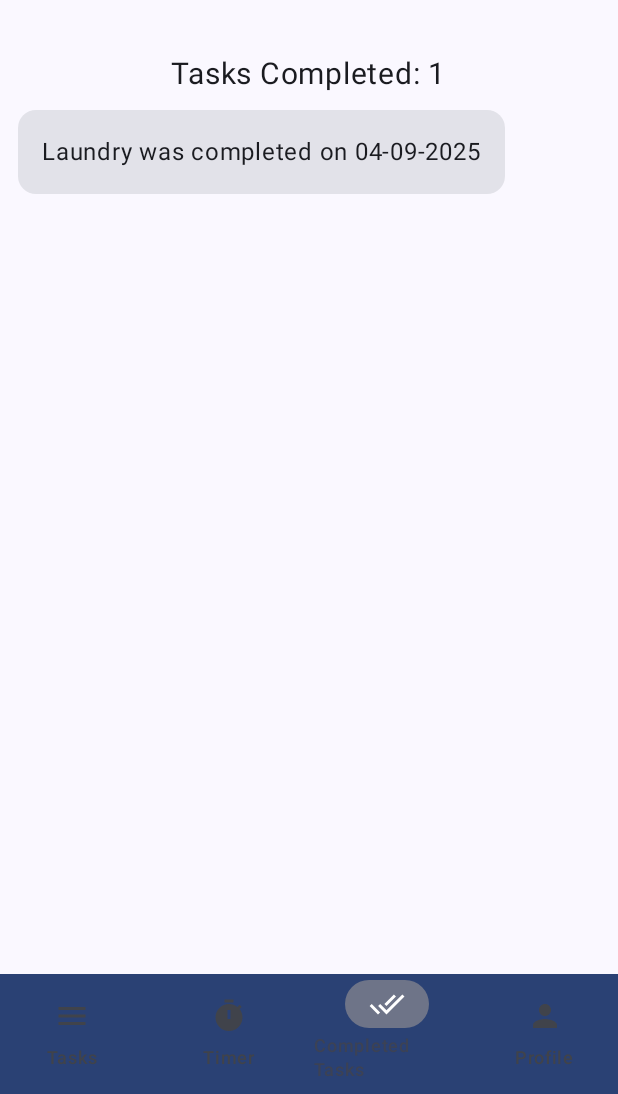
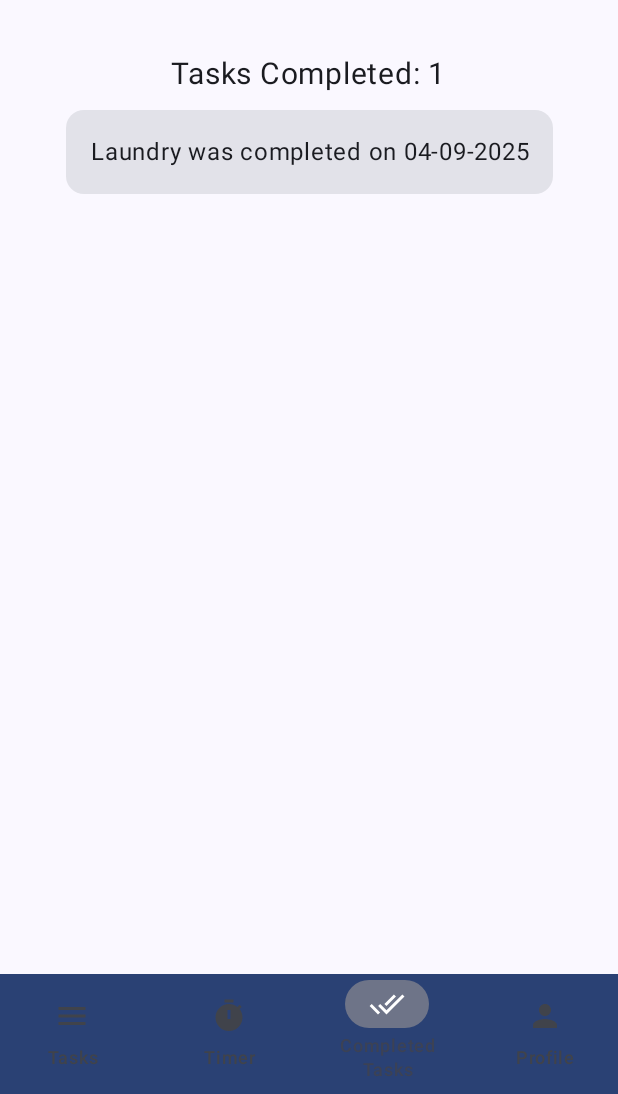
Before and after one commit to Perrshan/UpKeep, an Android app built with Jetpack Compose: the TaskHistoryScreen screen opened through its navigation route, on a phone screen of 412 x 824 dp, the part 142-1236 px from its top. Run offline under Robolectric (Android 15) with nearby library versions, the phone set to English and light mode, and no system bars; 1 statement that could not run was skipped.

Commit message:
Updated UI Elements

```diff
--- a/app/src/main/java/com/example/upkeep/MainActivity.kt
+++ b/app/src/main/java/com/example/upkeep/MainActivity.kt
@@ -35,6 +35,7 @@ import androidx.compose.ui.graphics.vector.ImageVector
 import androidx.compose.ui.platform.LocalContext
 import androidx.compose.ui.res.painterResource
 import androidx.compose.ui.res.stringResource
+import androidx.compose.ui.text.style.TextAlign
 import androidx.compose.ui.unit.dp
 import androidx.lifecycle.viewmodel.compose.viewModel
 import androidx.navigation.NavController
@@ -66,7 +67,7 @@ class MainActivity : ComponentActivity() {
 
         WorkManager.getInstance(context).enqueueUniquePeriodicWork(
             "dailyNotification",
-            ExistingPeriodicWorkPolicy.REPLACE,
+            ExistingPeriodicWorkPolicy.UPDATE,
             workRequest
         )
     }
@@ -211,7 +212,7 @@ fun UpKeepBottomNavigationBar(navController: NavController) {
         items.forEach { screen ->
             NavigationBarItem(
                 icon = { Icon(screen.icon, contentDescription = screen.title) },
-                label = { Text(screen.title) },
+                label = { Text(screen.title, textAlign = TextAlign.Center) },
                 selected = currentRoute == screen.route,
                 onClick = { navController.navigate(screen.route) }
             )
--- a/app/src/main/java/com/example/upkeep/ui/theme/TaskHistoryScreen.kt
+++ b/app/src/main/java/com/example/upkeep/ui/theme/TaskHistoryScreen.kt
@@ -71,11 +71,19 @@ fun TaskHistoryScreen(taskHistories: List<TaskHistory>) {
                     .fillMaxWidth()
             ) {
                 items(taskHistories) { task ->
-                    Card(modifier = Modifier.padding(12.dp)) {
-                        Text(
-                            text = "${task.taskName} was completed on ${convertUtcToLocal(task.timestamp)}",
-                            modifier = Modifier.padding(16.dp)
-                        )
+                    Row(
+                        modifier = Modifier
+                            .fillMaxWidth()
+                            .padding(12.dp),
+                        horizontalArrangement = Arrangement.Center
+                    ) {
+                        Card {
+                            Text(
+                                text = "${task.taskName} was completed on ${convertUtcToLocal(task.timestamp)}",
+                                modifier = Modifier.padding(16.dp),
+                                textAlign = TextAlign.Center // Add this line
+                            )
+                        }
                     }
                 }
             }
```
Also changed, not shown: app/src/main/java/com/example/upkeep/ui/theme/ProfileScreen.kt (+18 -14 lines), app/src/main/java/com/example/upkeep/ui/theme/TimerScreen.kt (+8 -0 lines).
